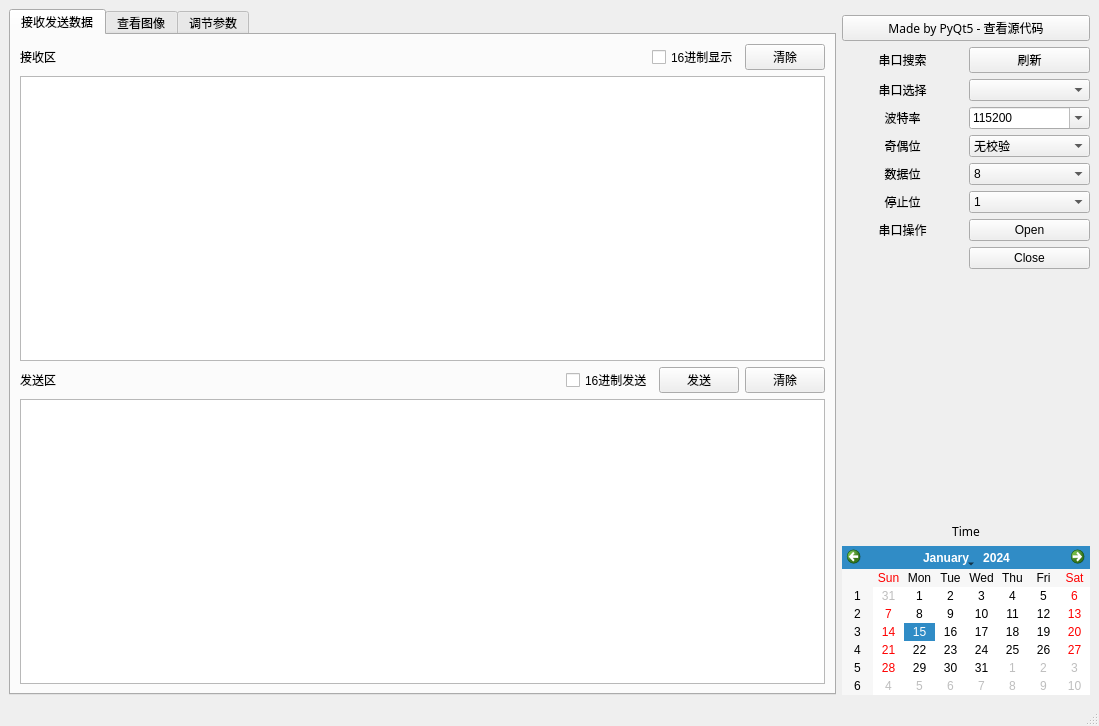
Qt form GUI/SerialPort.ui (IronSublimate/PyQt-multifunctional-uart-helper) before a commit.
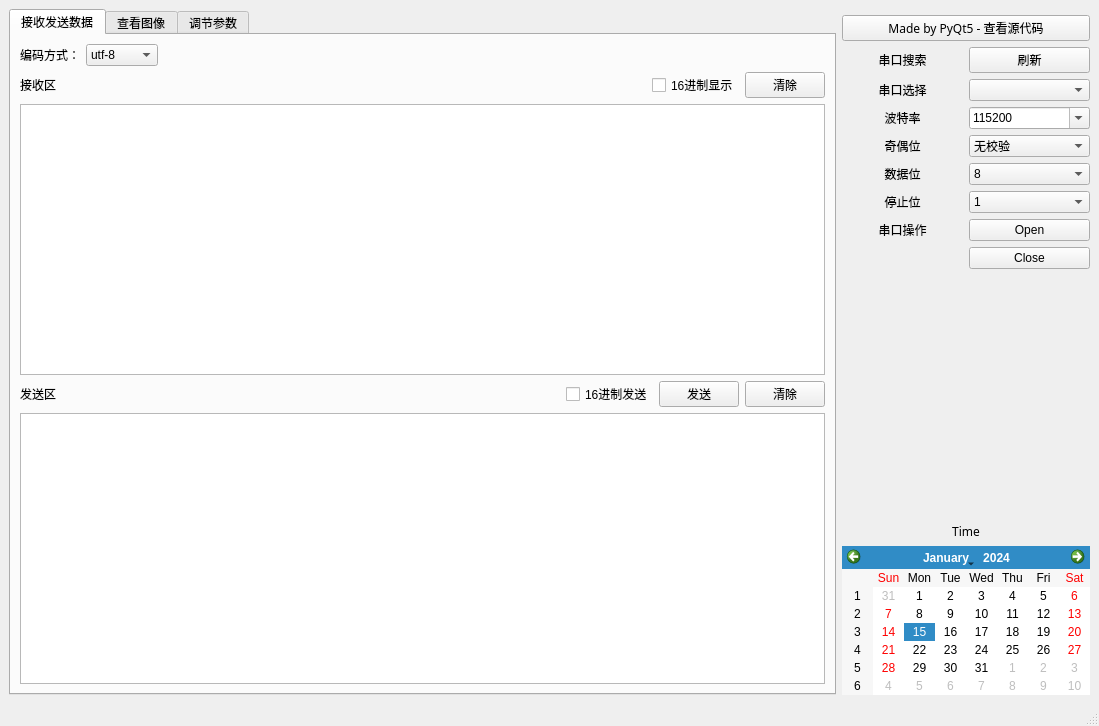
The same form after that commit. The open tabs and pages were chosen to show the change. Icons and pictures are not drawn. Custom widgets are drawn as their Qt base class.

Commit message: 加入gb2312编码方式

Diff of the .ui file:
```diff
--- a/GUI/SerialPort.ui
+++ b/GUI/SerialPort.ui
@@ -31,47 +31,8 @@
        <attribute name="title">
         <string>接收发送数据</string>
        </attribute>
-       <layout class="QHBoxLayout" name="horizontalLayout_4">
-        <item>
          <layout class="QGridLayout" name="gridLayout_3">
-          <item row="0" column="0">
-           <layout class="QHBoxLayout" name="horizontalLayout_2">
-            <item>
-             <widget class="QLabel" name="label">
-              <property name="text">
-               <string>接收区</string>
-              </property>
-             </widget>
-            </item>
-            <item>
-             <widget class="QCheckBox" name="hexShowing_checkBox">
-              <property name="sizePolicy">
-               <sizepolicy hsizetype="Fixed" vsizetype="Fixed">
-                <horstretch>0</horstretch>
-                <verstretch>0</verstretch>
-               </sizepolicy>
-              </property>
-              <property name="text">
-               <string>16进制显示</string>
-              </property>
-             </widget>
-            </item>
-            <item>
-             <widget class="QPushButton" name="ClearButton">
-              <property name="sizePolicy">
-               <sizepolicy hsizetype="Fixed" vsizetype="Fixed">
-                <horstretch>0</horstretch>
-                <verstretch>0</verstretch>
-               </sizepolicy>
-              </property>
-              <property name="text">
-               <string>清除</string>
-              </property>
-             </widget>
-            </item>
-           </layout>
-          </item>
-          <item row="1" column="0">
+        <item row="2" column="0">
            <widget class="QTextEdit" name="textEdit_Recive">
             <property name="styleSheet">
              <string notr="true">/*background-color: rgb(255, 255, 255);
@@ -86,12 +47,12 @@
             </property>
            </widget>
           </item>
-          <item row="2" column="0">
+        <item row="3" column="0">
            <layout class="QHBoxLayout" name="horizontalLayout">
             <item>
              <widget class="QLabel" name="label_2">
               <property name="sizePolicy">
-               <sizepolicy hsizetype="Minimum" vsizetype="Preferred">
+             <sizepolicy hsizetype="Fixed" vsizetype="Preferred">
                 <horstretch>0</horstretch>
                 <verstretch>0</verstretch>
                </sizepolicy>
@@ -104,6 +65,19 @@
               </property>
              </widget>
             </item>
+          <item>
+           <spacer name="horizontalSpacer_5">
+            <property name="orientation">
+             <enum>Qt::Horizontal</enum>
+            </property>
+            <property name="sizeHint" stdset="0">
+             <size>
+              <width>40</width>
+              <height>20</height>
+             </size>
+            </property>
+           </spacer>
+          </item>
             <item>
              <widget class="QCheckBox" name="hexSending_checkBox">
               <property name="sizePolicy">
@@ -145,7 +119,7 @@
             </item>
            </layout>
           </item>
-          <item row="3" column="0">
+        <item row="4" column="0">
            <widget class="QTextEdit" name="textEdit_Send">
             <property name="sizePolicy">
              <sizepolicy hsizetype="Expanding" vsizetype="Expanding">
@@ -158,6 +132,104 @@
             </property>
            </widget>
           </item>
+        <item row="1" column="0">
+         <layout class="QHBoxLayout" name="horizontalLayout_2">
+          <item>
+           <widget class="QLabel" name="label">
+            <property name="sizePolicy">
+             <sizepolicy hsizetype="Fixed" vsizetype="Preferred">
+              <horstretch>0</horstretch>
+              <verstretch>0</verstretch>
+             </sizepolicy>
+            </property>
+            <property name="text">
+             <string>接收区</string>
+            </property>
+           </widget>
+          </item>
+          <item>
+           <spacer name="horizontalSpacer_6">
+            <property name="orientation">
+             <enum>Qt::Horizontal</enum>
+            </property>
+            <property name="sizeHint" stdset="0">
+             <size>
+              <width>40</width>
+              <height>20</height>
+             </size>
+            </property>
+           </spacer>
+          </item>
+          <item>
+           <widget class="QCheckBox" name="hexShowing_checkBox">
+            <property name="sizePolicy">
+             <sizepolicy hsizetype="Fixed" vsizetype="Fixed">
+              <horstretch>0</horstretch>
+              <verstretch>0</verstretch>
+             </sizepolicy>
+            </property>
+            <property name="text">
+             <string>16进制显示</string>
+            </property>
+           </widget>
+          </item>
+          <item>
+           <widget class="QPushButton" name="ClearButton">
+            <property name="sizePolicy">
+             <sizepolicy hsizetype="Fixed" vsizetype="Fixed">
+              <horstretch>0</horstretch>
+              <verstretch>0</verstretch>
+             </sizepolicy>
+            </property>
+            <property name="text">
+             <string>清除</string>
+            </property>
+           </widget>
+          </item>
+         </layout>
+        </item>
+        <item row="0" column="0">
+         <layout class="QHBoxLayout" name="horizontalLayout_4">
+          <item>
+           <widget class="QLabel" name="label_9">
+            <property name="text">
+             <string>编码方式：</string>
+            </property>
+           </widget>
+          </item>
+          <item>
+           <widget class="QComboBox" name="comboBox_codetype">
+            <property name="sizePolicy">
+             <sizepolicy hsizetype="Fixed" vsizetype="Fixed">
+              <horstretch>0</horstretch>
+              <verstretch>0</verstretch>
+             </sizepolicy>
+            </property>
+            <item>
+             <property name="text">
+              <string>utf-8</string>
+             </property>
+            </item>
+            <item>
+             <property name="text">
+              <string>gb2312</string>
+             </property>
+            </item>
+           </widget>
+          </item>
+          <item>
+           <spacer name="horizontalSpacer_4">
+            <property name="orientation">
+             <enum>Qt::Horizontal</enum>
+            </property>
+            <property name="sizeHint" stdset="0">
+             <size>
+              <width>40</width>
+              <height>20</height>
+             </size>
+            </property>
+           </spacer>
+          </item>
          </layout>
         </item>
        </layout>
```
Left out of the diff: 230 changed lines with no effect on the pictures. Lines whose indentation alone changed are shown as unchanged. The commit also changes 6 other files.
